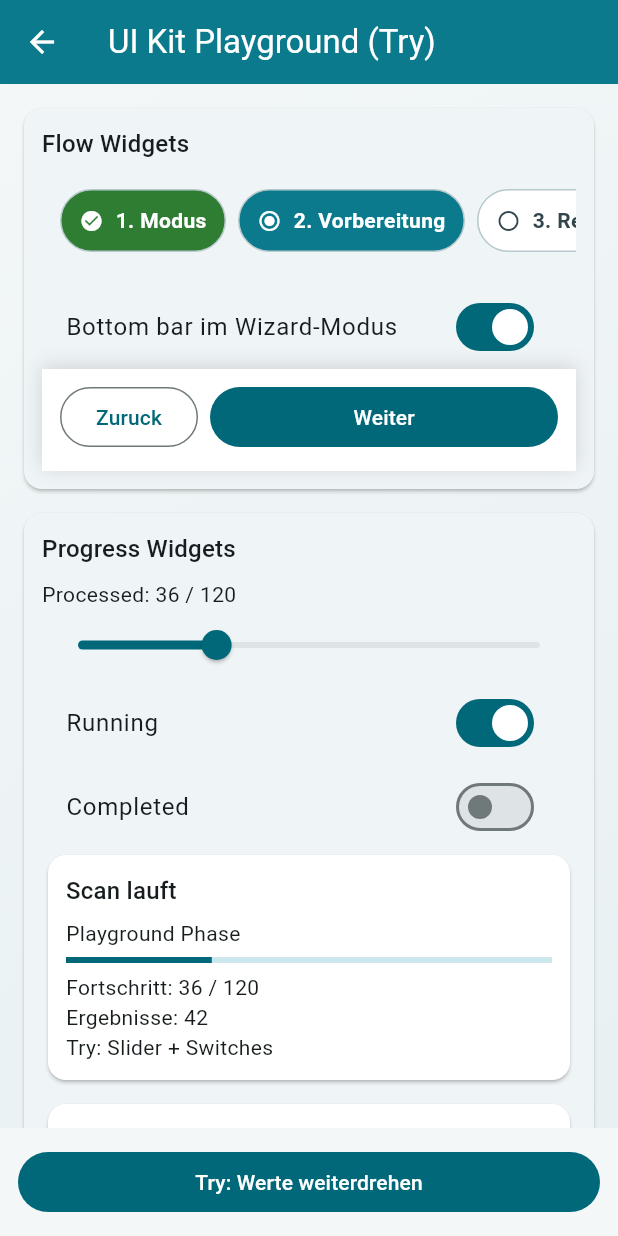
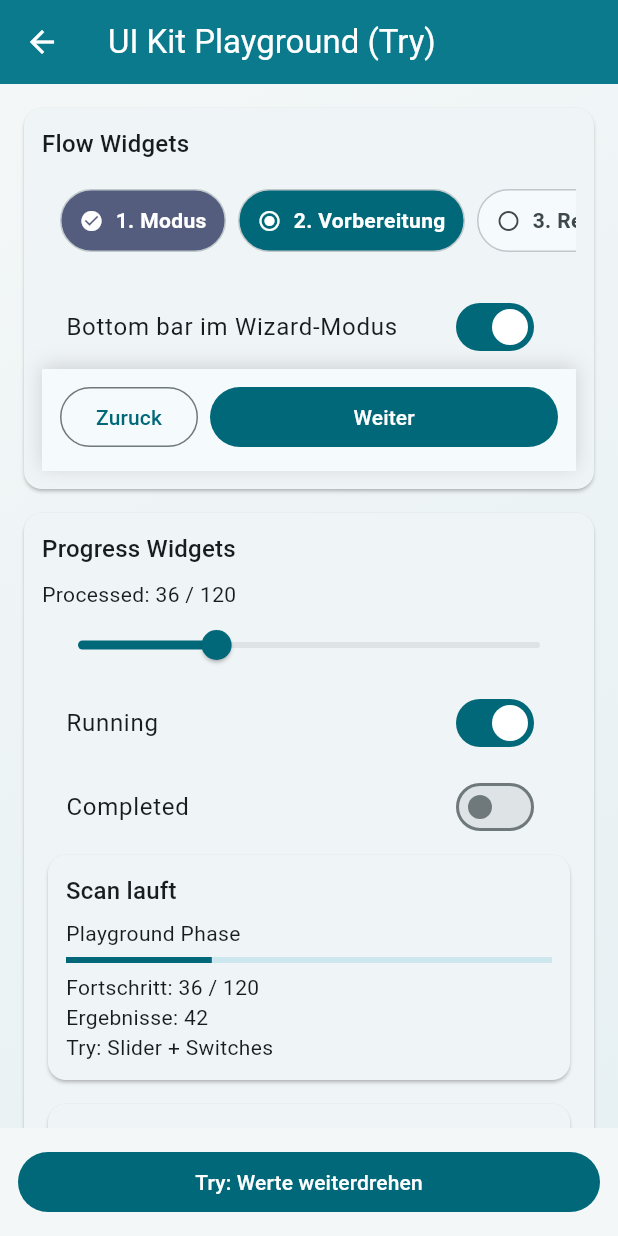
Before and after one commit to nexas105/flutter_nsfw_scanner, a Flutter app: the screen it shows after launch, after a tap on "3) UI Kit Playground (Try Mode)", on a phone screen of 412 x 824 dp. Run offline on Flutter 3.47's test engine with Material 3 defaults, Android fonts, the phone set to English and light mode, and no system bars; our stand-ins replace plugin_platform_interface; missing offline and left inert: encrypt.

```diff
--- a/lib/nsfw_media_batch.dart
+++ b/lib/nsfw_media_batch.dart
@@ -14,8 +14,8 @@ class NsfwMediaInput {
 
 class NsfwMediaBatchSettings {
   const NsfwMediaBatchSettings({
-    this.imageThreshold = 0.45,
-    this.videoThreshold = 0.45,
+    this.imageThreshold = 0.8,
+    this.videoThreshold = 0.8,
     this.videoSampleRateFps = 0.3,
     this.videoMaxFrames = 300,
     this.dynamicVideoSampleRate = true,
--- a/lib/nsfw_widgets.dart
+++ b/lib/nsfw_widgets.dart
@@ -14,12 +14,12 @@ class NsfwScanWizardStepHeader extends StatelessWidget {
     this.isStepDone,
     this.padding = const EdgeInsets.symmetric(horizontal: 12, vertical: 10),
     this.spacing = 8,
-    this.activeColor = const Color(0xFF0A7A8C),
-    this.completedColor = const Color(0xFF2E7D32),
-    this.idleColor = Colors.white,
-    this.idleTextColor = const Color(0xFF33464D),
-    this.activeTextColor = Colors.white,
-    this.chipBorderColor = const Color(0xFFB7C9CD),
+    this.activeColor,
+    this.completedColor,
+    this.idleColor,
+    this.idleTextColor,
+    this.activeTextColor,
+    this.chipBorderColor,
   });
 
   final List<String> stepLabels;
@@ -27,15 +27,24 @@ class NsfwScanWizardStepHeader extends StatelessWidget {
   final NsfwStepIsDone? isStepDone;
   final EdgeInsets padding;
   final double spacing;
-  final Color activeColor;
-  final Color completedColor;
-  final Color idleColor;
-  final Color idleTextColor;
-  final Color activeTextColor;
-  final Color chipBorderColor;
+  final Color? activeColor;
+  final Color? completedColor;
+  final Color? idleColor;
+  final Color? idleTextColor;
+  final Color? activeTextColor;
+  final Color? chipBorderColor;
 
   @override
   Widget build(BuildContext context) {
+    final colorScheme = Theme.of(context).colorScheme;
+    final resolvedActiveColor = activeColor ?? colorScheme.primary;
+    final resolvedCompletedColor = completedColor ?? colorScheme.tertiary;
+    final resolvedIdleColor = idleColor ?? colorScheme.surface;
+    final resolvedIdleTextColor = idleTextColor ?? colorScheme.onSurfaceVariant;
+    final resolvedActiveTextColor = activeTextColor ?? colorScheme.onPrimary;
+    final resolvedChipBorderColor =
+        chipBorderColor ?? colorScheme.outlineVariant;
+
     return SizedBox(
       height: 62,
       child: ListView.separated(
@@ -47,9 +56,11 @@ class NsfwScanWizardStepHeader extends StatelessWidget {
           final done = isStepDone?.call(index) ?? (index < currentStep);
           final active = index == currentStep;
           final background = active
-              ? activeColor
-              : (done ? completedColor : idleColor);
-          final foreground = (active || done) ? activeTextColor : idleTextColor;
+              ? resolvedActiveColor
+              : (done ? resolvedCompletedColor : resolvedIdleColor);
+          final foreground = (active || done)
+              ? resolvedActiveTextColor
+              : resolvedIdleTextColor;
 
           return AnimatedContainer(
             duration: const Duration(milliseconds: 140),
@@ -57,7 +68,7 @@ class NsfwScanWizardStepHeader extends StatelessWidget {
             decoration: BoxDecoration(
               color: background,
               borderRadius: BorderRadius.circular(24),
-              border: Border.all(color: chipBorderColor),
+              border: Border.all(color: resolvedChipBorderColor),
             ),
             child: Row(
               mainAxisSize: MainAxisSize.min,
@@ -105,8 +116,8 @@ class NsfwBottomActionBar extends StatelessWidget {
     this.restartLabel = 'Von vorne starten',
     this.cancelLabel = 'Abbrechen',
     this.padding = const EdgeInsets.fromLTRB(12, 8, 12, 12),
-    this.backgroundColor = Colors.white,
-    this.shadowColor = const Color(0x22000000),
+    this.backgroundColor,
+    this.shadowColor,
   });
 
   final bool showWizardControls;
@@ -123,20 +134,24 @@ class NsfwBottomActionBar extends StatelessWidget {
   final String restartLabel;
   final String cancelLabel;
   final EdgeInsets padding;
-  final Color backgroundColor;
-  final Color shadowColor;
+  final Color? backgroundColor;
+  final Color? shadowColor;
 
   @override
   Widget build(BuildContext context) {
+    final colorScheme = Theme.of(context).colorScheme;
+    final resolvedBackgroundColor = backgroundColor ?? colorScheme.surface;
+    final resolvedShadowColor = shadowColor ?? Theme.of(context).shadowColor;
+
     return SafeArea(
       top: false,
       child: Container(
         padding: padding,
         decoration: BoxDecoration(
-          color: backgroundColor,
+          color: resolvedBackgroundColor,
           boxShadow: [
             BoxShadow(
-              color: shadowColor,
+              color: resolvedShadowColor.withValues(alpha: 0.14),
               blurRadius: 10,
               offset: const Offset(0, -2),
             ),
@@ -241,7 +256,7 @@ class NsfwBatchProgressCard extends StatelessWidget {
     this.running = false,
     this.completed = false,
     this.titleBuilder,
-    this.cardColor = Colors.white,
+    this.cardColor,
     this.progressColor,
     this.padding = const EdgeInsets.all(12),
   });
@@ -254,7 +269,7 @@ class NsfwBatchProgressCard extends StatelessWidget {
   final bool running;
   final bool completed;
   final String Function(bool running, bool completed)? titleBuilder;
-  final Color cardColor;
+  final Color? cardColor;
   final Color? progressColor;
   final EdgeInsets padding;
 
@@ -298,13 +313,13 @@ class NsfwGalleryLoadCard extends StatelessWidget {
     super.key,
     required this.progress,
     this.title = 'Galerie laden',
-    this.cardColor = Colors.white,
+    this.cardColor,
     this.padding = const EdgeInsets.all(12),
   });
 
   final NsfwGalleryLoadProgress progress;
   final String title;
-  final Color cardColor;
+  final Color? cardColor;
   final EdgeInsets padding;
 
   @override
@@ -343,9 +358,9 @@ class NsfwResultStatusChip extends StatelessWidget {
     this.errorLabel = 'Fehler',
     this.nsfwLabel = 'NSFW',
     this.safeLabel = 'Safe',
-    this.errorColor = Colors.red,
-    this.nsfwColor = Colors.orange,
-    this.safeColor = Colors.green,
+    this.errorColor,
+    this.nsfwColor,
+    this.safeColor,
   });
 
   final bool isNsfw;
@@ -353,14 +368,21 @@ class NsfwResultStatusChip extends StatelessWidget {
   final String errorLabel;
   final String nsfwLabel;
   final String safeLabel;
-  final Color errorColor;
-  final Color nsfwColor;
-  final Color safeColor;
+  final Color? errorColor;
+  final Color? nsfwColor;
+  final Color? safeColor;
 
   @override
   Widget build(BuildContext context) {
+    final colorScheme = Theme.of(context).colorScheme;
+    final resolvedErrorColor = errorColor ?? colorScheme.error;
+    final resolvedNsfwColor = nsfwColor ?? colorScheme.tertiary;
+    final resolvedSafeColor = safeColor ?? colorScheme.primary;
+
     final label = hasError ? errorLabel : (isNsfw ? nsfwLabel : safeLabel);
-    final color = hasError ? errorColor : (isNsfw ? nsfwColor : safeColor);
+    final color = hasError
+        ? resolvedErrorColor
+        : (isNsfw ? resolvedNsfwColor : resolvedSafeColor);
     final icon = hasError
         ? Icons.error_outline
         : (isNsfw ? Icons.warning_amber_rounded : Icons.verified);
--- a/pubspec.yaml
+++ b/pubspec.yaml
@@ -1,6 +1,6 @@
 name: flutter_nsfw_scaner
 description: "On-device NSFW detection for Flutter (Android/iOS) with TensorFlow Lite: image/video scans, mixed batch and gallery scanning, progress streaming, and cancellation."
-version: 1.0.0
+version: 1.0.4
 homepage: "https://backend.tobiasjonas-ludwig.de/my-repository/flutter_nsfw_scanner"
 
 environment:
```
Also changed, not shown: lib/flutter_nsfw_scaner.dart (+64 -19 lines), example/pubspec.lock, 5 other files.
